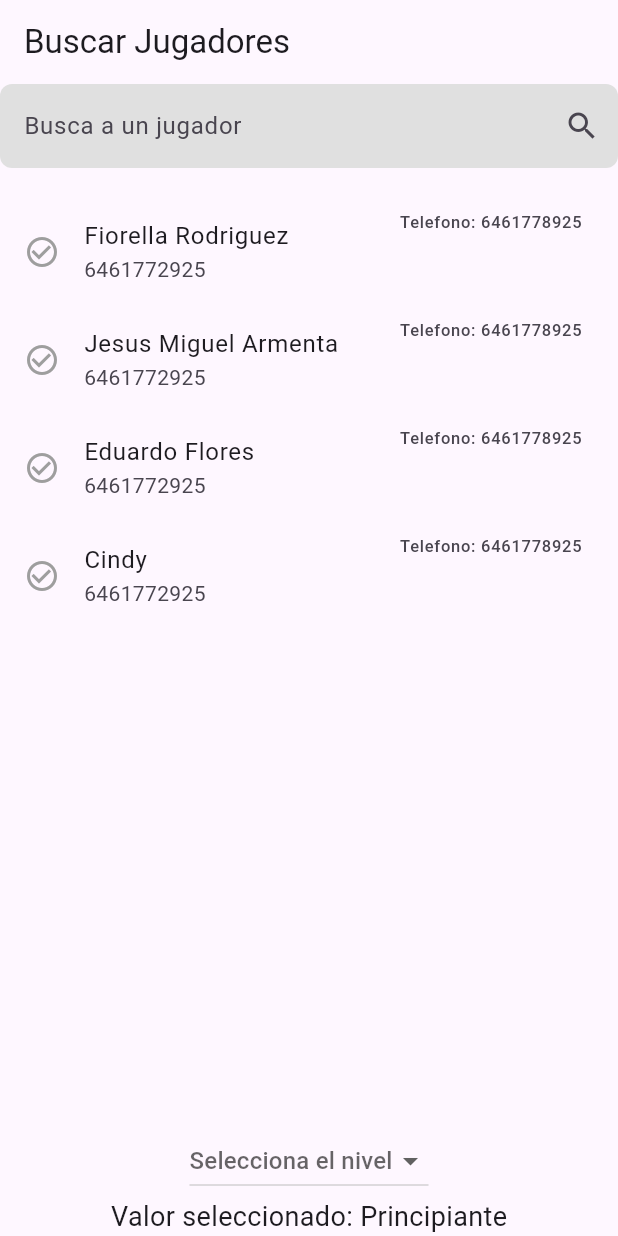
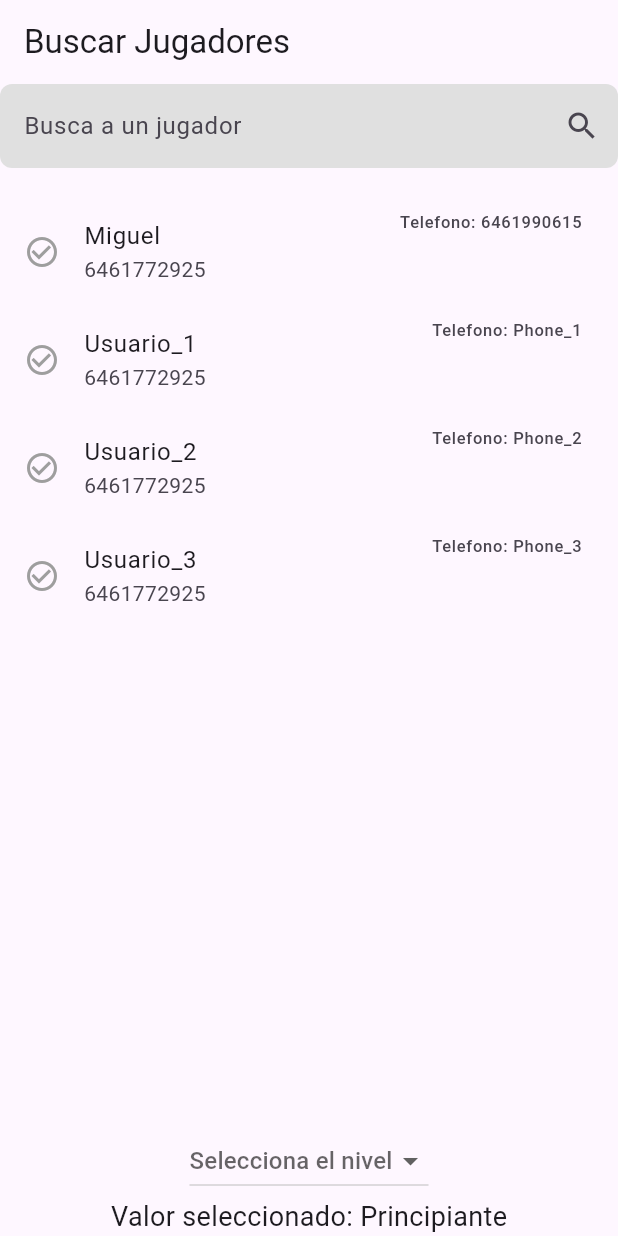
Before and after one commit to fiorellam/Flutter_WolfGame, a Flutter app: the screen it shows after launch, on a phone screen of 412 x 824 dp. Run offline on Flutter 3.47's test engine with Material 3 defaults, Android fonts, the phone set to English and light mode, and no system bars.

Commit message:
Agregando una variable path para el archivo json, comentando la funcion read_json y homescreen funcionando con los usuarios leidos desde el json

```diff
--- a/lib/presentation/home_screen.dart
+++ b/lib/presentation/home_screen.dart
@@ -1,6 +1,8 @@
 import 'package:flutter/material.dart';
 import 'package:game_wolf/presentation/widgets/dropdown_levels.dart';
 import 'package:game_wolf/presentation/widgets/search_bar2.dart';
+import 'package:game_wolf/domain/player.dart';
+import 'package:game_wolf/services/read_json.dart';
 class HomeScreen extends StatefulWidget{
   const HomeScreen({super.key});
 
@@ -11,14 +13,21 @@ class HomeScreen extends StatefulWidget{
 class _HomeScreenState extends State<HomeScreen>{
   String _selectedValue = "Principiante"; //Valor inicial
   List<String> levelsList = ["Principiante", "Intermedio", "Avanzado", "Pro" ];
-  List<String> _items = ['Fiorella Rodriguez', 'Jesus Miguel Armenta', 'Eduardo Flores', 'Cindy']; // Lista de jugadores
-  List<String> _filteredItems = []; // Lista que se actualizará con los elementos filtrados
-  Set<String> _selectedItems = {}; // Conjunto para almacenar los elementos seleccionados
+  // Lista de jugadores cargados desde el archivo JSON
+  List<Player> _players = [];
+  List<Player> _filteredPlayers = []; // Lista que se actualizará con los jugadores filtrados
+  Set<Player> _selectedPlayers = {}; // Conjunto para almacenar los jugadores seleccionados
 
   @override
   void initState() {
     super.initState();
-    _filteredItems = _items; // Inicializa la lista de items filtrados con todos los elementos
+    //Cargar los jugadores desde el archivo JSON
+    loadPlayersJson().then((players){
+      setState(() {
+        _players = players;
+        _filteredPlayers = players; //Inicializa los jugadores filtrados con todos
+      });
+    });
   }
   //Función que será llamada cuando cambie el valor del dropdown
   void _handleDropdownLevelChange(String value){
@@ -29,37 +38,20 @@ class _HomeScreenState extends State<HomeScreen>{
 
   // Método que maneja los resultados filtrados
   void _onFilter(List<String> filteredItems) {
-    setState(() {
-      _filteredItems = filteredItems; // Actualiza la lista con los elementos filtrados
-    });
-  }
-
-  // Método que maneja la selección de un item
-  // void _onSelectItem(String selectedItem) {
-  //   showDialog(
-  //     context: context,
-  //     builder: (context) {
-  //       return AlertDialog(
-  //         title: Text('Seleccionaste'),
-  //         content: Text(selectedItem),
-  //         actions: [
-  //           TextButton(
-  //             onPressed: () => Navigator.pop(context),
-  //             child: Text('Cerrar'),
-  //           ),
-  //         ],
-  //       );
-  //     },
-  //   );
-  // }
+  setState(() {
+    _filteredPlayers = _players
+        .where((player) => filteredItems.any((filter) => player.name.toLowerCase().contains(filter.toLowerCase())))
+        .toList();
+  });
+}
 
    // Método que maneja la selección de un item
-  void _onSelectItem(String selectedItem) {
+  void _onSelectItem(Player player) {
     setState(() {
-      if (_selectedItems.contains(selectedItem)) {
-        _selectedItems.remove(selectedItem); // Si ya está seleccionado, lo deseleccionamos
+      if (_selectedPlayers.contains(player)) {
+        _selectedPlayers.remove(player); // Si ya está seleccionado, lo deseleccionamos
       } else {
-        _selectedItems.add(selectedItem); // Si no está seleccionado, lo seleccionamos
+        _selectedPlayers.add(player); // Si no está seleccionado, lo seleccionamos
       }
     });
   }
@@ -73,29 +65,29 @@ class _HomeScreenState extends State<HomeScreen>{
       body: Column(
         children: [
           // Usamos el widget SearchBar
-          SearchBar2(items: _items, onFilter: _onFilter),
+          SearchBar2(items: _players.map((player) => player.name).toList(), onFilter: _onFilter),
           const SizedBox(height: 20),
             Expanded(
             child: ListView.builder(
-              itemCount: _filteredItems.length, // Muestra los elementos filtrados
+              itemCount: _filteredPlayers.length, // Muestra los elementos filtrados
               itemBuilder: (context, index) {
-                final item = _filteredItems[index];
-                final isSelected = _selectedItems.contains(item); // Verifica si el item está seleccionado
+                final player = _filteredPlayers[index];
+                final isSelected = _selectedPlayers.contains(player); // Verifica si el item está seleccionado
                 return ListTile(
                   leading: Icon (
                     isSelected ? Icons.check_circle : Icons.check_circle_outline, // Muestra el icono dependiendo de la selección
                       color: isSelected ? Colors.green : Colors.grey,
                    ), // Cambia el color según el estado de selección,
-                  title: Text(_filteredItems[index]),
+                  title: Text(player.name),
                   trailing: Column(
                     crossAxisAlignment: CrossAxisAlignment.start,
                     children: [
-                      Text("Telefono: 6461778925"),
+                      Text("Telefono: ${player.phone}"),
                       // Text("Rol: Lobo")
                     ],
                   ),
                   subtitle: Text("6461772925"),
-                  onTap: () => _onSelectItem(_filteredItems[index]), // Maneja la selección
+                  onTap: () => _onSelectItem(player), // Maneja la selección
                 );
               },
             ),
--- a/lib/services/read_json.dart
+++ b/lib/services/read_json.dart
@@ -1,13 +1,17 @@
 import 'dart:convert';
 import 'package:flutter/services.dart' show rootBundle;
 import 'package:game_wolf/domain/player.dart';  // Asegúrate de importar la clase Person
+String pathFile = "assets/players.json";
 
+//La funcion devuelve un future<List<Player>> (Una lista de objetos Player),
+//este proceso puede tardar algun tiempo y sera completado en el futuro
 Future <List<Player>> loadPlayersJson() async {
   //Cargar el archivo JSON desde los assets
-  String jsonString = await rootBundle.loadString('assets/player.json');
+  String jsonString = await rootBundle.loadString(pathFile); //Usamos await para esperar que la operacion de lectura termine antes de continuar con la ejecucion del codigo
 
   //Decodificar el JSON
   List<dynamic> jsonResponse = jsonDecode(jsonString);
+  print('JSON RESPONSE ${jsonResponse}');
 
   //Convertir cada objeto JSON en una instancia de Player
   List<Player> players = jsonResponse.map((data) => Player.fromJson(data)).toList();
```
